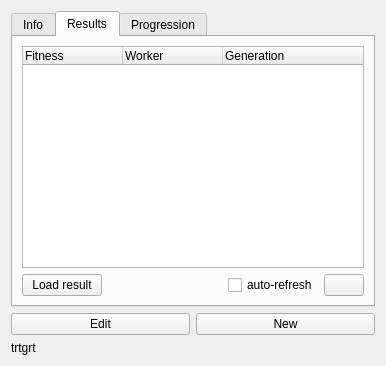
Old version of the form src/genelab/core/ui/widgets/experiments/experimentctrl.ui in the repository GeneCraft/GeneCraft-Project.
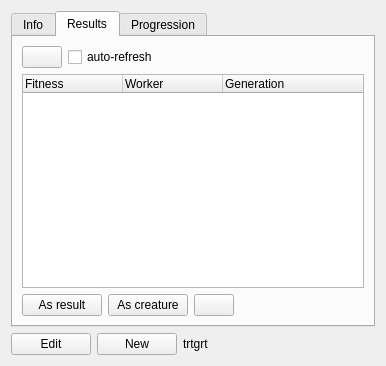
New version of the form. Icons and pictures are not drawn.

Commit message: modif de l'interface experience ctrl + ajout de add as a creature + generation instead of date + bouton d'aide pour la comprehension de as a result, as a creature

Patch:
```diff
--- a/src/genelab/core/ui/widgets/experiments/experimentctrl.ui
+++ b/src/genelab/core/ui/widgets/experiments/experimentctrl.ui
@@ -14,7 +14,7 @@
    <string>Form</string>
   </property>
   <layout class="QGridLayout" name="gridLayout">
-   <item row="0" column="0" colspan="2">
+   <item row="0" column="0" colspan="4">
     <widget class="QTabWidget" name="tabWidget">
      <property name="enabled">
       <bool>true</bool>
@@ -136,7 +136,7 @@
        <string>Results</string>
       </attribute>
       <layout class="QGridLayout" name="gridLayout_2">
-       <item row="0" column="0">
+       <item row="2" column="0" colspan="5">
         <widget class="QTreeWidget" name="twResults">
          <column>
           <property name="text">
@@ -155,12 +155,62 @@
          </column>
         </widget>
        </item>
-       <item row="1" column="0">
+       <item row="1" column="0" colspan="5">
         <layout class="QHBoxLayout" name="horizontalLayout">
          <item>
+          <widget class="QPushButton" name="pbRefresh">
+           <property name="text">
+            <string/>
+           </property>
+           <property name="icon">
+            <iconset resource="../../../ressources/ressources.qrc">
+             <normaloff>:/img/icons/refresh</normaloff>:/img/icons/refresh</iconset>
+           </property>
+          </widget>
+         </item>
+         <item>
+          <widget class="QCheckBox" name="checkBox">
+           <property name="text">
+            <string>auto-refresh</string>
+           </property>
+           <property name="icon">
+            <iconset resource="../../../ressources/ressources.qrc">
+             <normaloff>:/img/icons/refresh</normaloff>:/img/icons/refresh</iconset>
+           </property>
+          </widget>
+         </item>
+         <item>
+          <spacer name="horizontalSpacer_3">
+           <property name="orientation">
+            <enum>Qt::Horizontal</enum>
+           </property>
+           <property name="sizeHint" stdset="0">
+            <size>
+             <width>40</width>
+             <height>20</height>
+            </size>
+           </property>
+          </spacer>
+         </item>
+        </layout>
+       </item>
+       <item row="4" column="0" colspan="5">
+        <layout class="QHBoxLayout" name="horizontalLayout_2">
+         <item>
           <widget class="QPushButton" name="btnLoad">
            <property name="text">
-            <string>Load result</string>
+            <string>As result</string>
+           </property>
+           <property name="icon">
+            <iconset resource="../../../ressources/ressources.qrc">
+             <normaloff>:/img/icons/dna_32</normaloff>:/img/icons/dna_32</iconset>
+           </property>
+          </widget>
+         </item>
+         <item>
+          <widget class="QPushButton" name="btnAdd">
+           <property name="text">
+            <string>As creature</string>
            </property>
            <property name="icon">
             <iconset resource="../../../ressources/ressources.qrc">
@@ -168,6 +218,20 @@
            </property>
           </widget>
          </item>
+         <item>
+          <widget class="QPushButton" name="btnHelp">
+           <property name="text">
+            <string/>
+           </property>
+           <property name="icon">
+            <iconset resource="../../../ressources/ressources.qrc">
+             <normaloff>:/img/icons/information</normaloff>:/img/icons/information</iconset>
+           </property>
+           <property name="flat">
+            <bool>false</bool>
+           </property>
+          </widget>
+         </item>
          <item>
           <spacer name="horizontalSpacer_2">
            <property name="orientation">
@@ -181,24 +245,6 @@
            </property>
           </spacer>
          </item>
-         <item>
-          <widget class="QCheckBox" name="checkBox">
-           <property name="text">
-            <string>auto-refresh</string>
-           </property>
-          </widget>
-         </item>
-         <item>
-          <widget class="QPushButton" name="pbRefresh">
-           <property name="text">
-            <string/>
-           </property>
-           <property name="icon">
-            <iconset resource="../../../ressources/ressources.qrc">
-             <normaloff>:/img/icons/refresh</normaloff>:/img/icons/refresh</iconset>
-           </property>
-          </widget>
-         </item>
         </layout>
        </item>
       </layout>
@@ -223,7 +269,9 @@
      </widget>
     </widget>
    </item>
-   <item row="1" column="0">
+   <item row="1" column="0" colspan="4">
+    <layout class="QHBoxLayout" name="horizontalLayout_3">
+     <item>
     <widget class="QPushButton" name="pbEditExperiment">
      <property name="text">
       <string>Edit</string>
@@ -234,7 +282,7 @@
      </property>
     </widget>
    </item>
-   <item row="1" column="1">
+     <item>
     <widget class="QPushButton" name="pbNewExperiment">
      <property name="text">
       <string>New</string>
@@ -245,12 +293,27 @@
      </property>
     </widget>
    </item>
-   <item row="2" column="0">
+     <item>
     <widget class="QLabel" name="lblDb">
      <property name="text">
       <string>trtgrt</string>
      </property>
     </widget>
+     </item>
+     <item>
+      <spacer name="horizontalSpacer_4">
+       <property name="orientation">
+        <enum>Qt::Horizontal</enum>
+       </property>
+       <property name="sizeHint" stdset="0">
+        <size>
+         <width>40</width>
+         <height>20</height>
+        </size>
+       </property>
+      </spacer>
+     </item>
+    </layout>
    </item>
   </layout>
  </widget>
```
Lines whose indentation alone changed are shown as unchanged. The commit also changes 2 other files.
